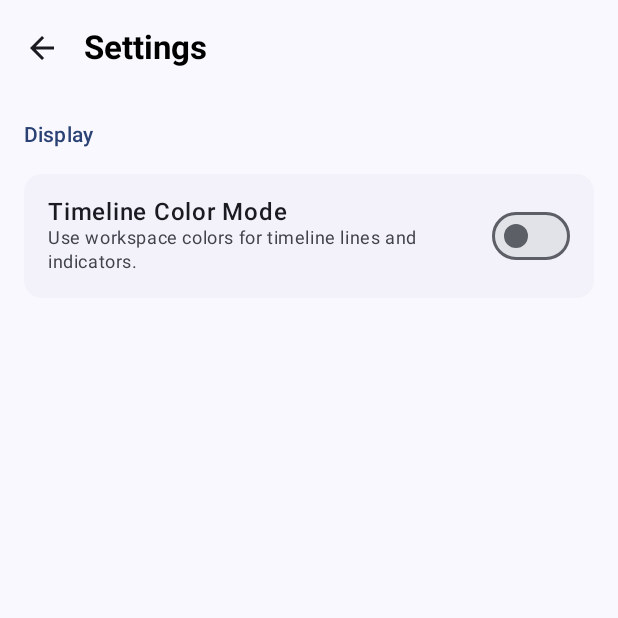
After one commit to jayavardhan-g/tasks, an Android app built with Jetpack Compose: the composable SettingsScreen shown on its own in the app's theme, on a phone screen of 412 x 824 dp, the top half of it. The commit adds this screen. Run offline under Robolectric (Android 15) with nearby library versions, the phone set to English and light mode, and no system bars.

Commit message:
Add settings page for colore mode

```diff
--- /dev/null
+++ b/app/src/main/java/com/example/tasks/ui/SettingsScreen.kt
@@ -0,0 +1,89 @@
+package com.example.tasks.ui
+
+import androidx.compose.foundation.layout.Column
+import androidx.compose.foundation.layout.Row
+import androidx.compose.foundation.layout.fillMaxSize
+import androidx.compose.foundation.layout.fillMaxWidth
+import androidx.compose.foundation.layout.padding
+import androidx.compose.material.icons.Icons
+import androidx.compose.material.icons.automirrored.filled.ArrowBack
+import androidx.compose.material3.*
+import androidx.compose.runtime.Composable
+import androidx.compose.runtime.collectAsState
+import androidx.compose.runtime.getValue
+import androidx.compose.ui.Alignment
+import androidx.compose.ui.Modifier
+import androidx.compose.ui.graphics.Color
+import androidx.compose.ui.text.font.FontWeight
+import androidx.compose.ui.unit.dp
+
+@OptIn(ExperimentalMaterial3Api::class)
+@Composable
+fun SettingsScreen(
+    viewModel: TasksViewModel,
+    onNavigateBack: () -> Unit
+) {
+    val timelineModeStr by viewModel.timelineMode.collectAsState()
+    val isColorMode = timelineModeStr == "COLOR"
+
+    Scaffold(
+        topBar = {
+            TopAppBar(
+                title = { Text("Settings", fontWeight = FontWeight.Bold) },
+                navigationIcon = {
+                    IconButton(onClick = onNavigateBack) {
+                        Icon(Icons.AutoMirrored.Filled.ArrowBack, contentDescription = "Back")
+                    }
+                },
+                colors = TopAppBarDefaults.topAppBarColors(
+                    containerColor = Color.Transparent,
+                    titleContentColor = Color.Black
+                )
+            )
+        }
+    ) { innerPadding ->
+        Column(
+            modifier = Modifier
+                .fillMaxSize()
+                .padding(innerPadding)
+                .padding(16.dp)
+        ) {
+            Text(
+                text = "Display",
+                style = MaterialTheme.typography.titleSmall,
+                color = MaterialTheme.colorScheme.primary,
+                modifier = Modifier.padding(bottom = 16.dp)
+            )
+
+            Surface(
+                modifier = Modifier.fillMaxWidth(),
+                shape = MaterialTheme.shapes.medium,
+                color = MaterialTheme.colorScheme.surfaceVariant.copy(alpha = 0.3f)
+            ) {
+                Row(
+                    modifier = Modifier
+                        .padding(16.dp)
+                        .fillMaxWidth(),
+                    verticalAlignment = Alignment.CenterVertically
+                ) {
+                    Column(modifier = Modifier.weight(1f)) {
+                        Text(
+                            text = "Timeline Color Mode",
+                            style = MaterialTheme.typography.bodyLarge,
+                            fontWeight = FontWeight.Medium
+                        )
+                        Text(
+                            text = "Use workspace colors for timeline lines and indicators.",
+                            style = MaterialTheme.typography.bodySmall,
+                            color = MaterialTheme.colorScheme.onSurfaceVariant
+                        )
+                    }
+                    Switch(
+                        checked = isColorMode,
+                        onCheckedChange = { viewModel.toggleTimelineMode() }
+                    )
+                }
+            }
+        }
+    }
+}
```
Also changed, not shown: app/src/main/java/com/example/tasks/MainActivity.kt (+10 -1 lines), app/src/main/java/com/example/tasks/ui/TaskScreen.kt (+4 -10 lines).
